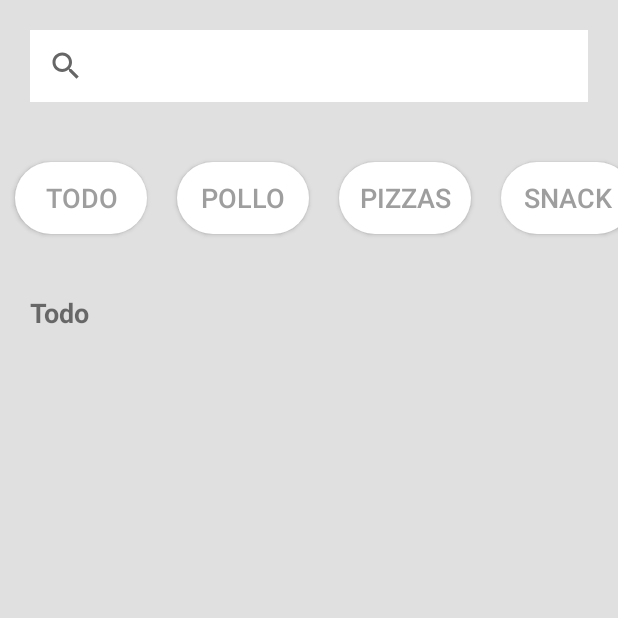
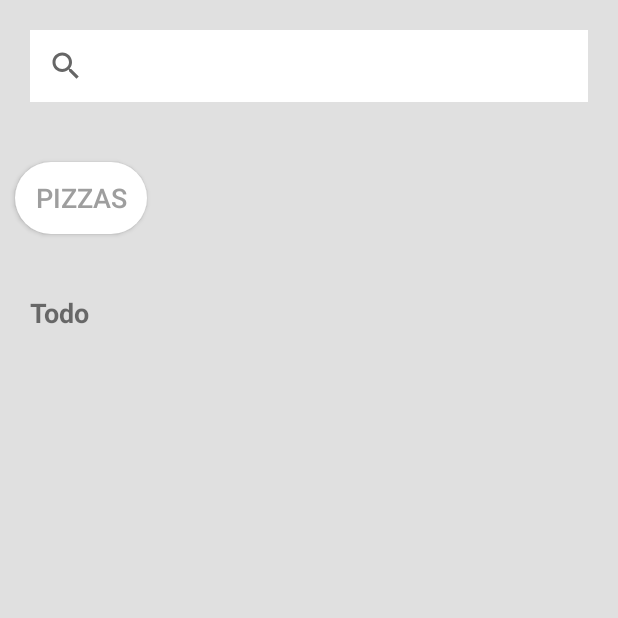
Before and after one commit to FernandoBarahonaHuayta/PR_Moviles_1, an Android app: the screen it shows after launch once a user with an empty profile is signed in (MainActivity), on a phone screen of 412 x 824 dp, the top half of it. Run offline under Robolectric (Android 15) with nearby library versions, the phone set to English and light mode, and no system bars; our stand-ins replace Firebase (no records; nobody signed in at launch, a user with empty details on screens opened directly), Room's generated code.

Commit message:
Sexto commit

```diff
--- a/app/src/main/AndroidManifest.xml
+++ b/app/src/main/AndroidManifest.xml
@@ -4,6 +4,7 @@
     <!-- Permiso -->
     <uses-permission android:name="android.permission.INTERNET" />
     <uses-permission android:name="android.permission.ACCESS_NETWORK_STATE"/>
+    <uses-permission android:name="android.permission.RECORD_AUDIO"/>//////////////
     <application
         android:allowBackup="true"
         android:dataExtractionRules="@xml/data_extraction_rules"
@@ -14,6 +15,7 @@
         android:supportsRtl="true"
         android:theme="@style/Theme.AppPizzeria"
         tools:targetApi="31">
+        <service android:name=".MusicService"/>////////////////////
         <activity
             android:name=".IniciarSesionActivity"
             android:exported="false" />
--- a/app/src/main/res/layout/activity_main.xml
+++ b/app/src/main/res/layout/activity_main.xml
@@ -30,44 +30,12 @@
             android:layout_width="match_parent"
             android:layout_height="wrap_content"
             android:orientation="horizontal">
-            <androidx.appcompat.widget.AppCompatButton
-                android:id="@+id/btnTodo"
-                android:layout_width="wrap_content"
-                android:layout_height="match_parent"
-                android:text="Todo"
-                android:textColor="@color/dark_gray"
-                android:textSize="18sp"
-                android:background="@drawable/bg_button_disabled"
-                android:layout_marginTop="20dp"
-                android:layout_marginHorizontal="10dp"
-                android:layout_marginBottom="20dp"/>
-            <androidx.appcompat.widget.AppCompatButton
-                android:id="@+id/btnPollo"
-                android:layout_width="wrap_content"
-                android:layout_height="match_parent"
-                android:text="Pollo"
-                android:textColor="@color/dark_gray"
-                android:textSize="18sp"
-                android:background="@drawable/bg_button_disabled"
-                android:layout_marginTop="20dp"
-                android:layout_marginHorizontal="10dp"
-                android:layout_marginBottom="20dp"/>
+
             <androidx.appcompat.widget.AppCompatButton
                 android:id="@+id/btnPizzas"
                 android:layout_width="wrap_content"
                 android:layout_height="match_parent"
                 android:text="Pizzas"
-                android:textColor="@color/dark_gray"
-                android:textSize="18sp"
-                android:background="@drawable/bg_button_disabled"
-                android:layout_marginTop="20dp"
-                android:layout_marginHorizontal="10dp"
-                android:layout_marginBottom="20dp"/>
-            <androidx.appcompat.widget.AppCompatButton
-                android:id="@+id/btnSnack"
-                android:layout_width="wrap_content"
-                android:layout_height="match_parent"
-                android:text="Snack"
                 android:textColor="@color/dark_gray"
                 android:textSize="18sp"
                 android:background="@drawable/bg_button_disabled"
```
Also changed, not shown: app/src/main/java/com/josue/apppizzeria/IniciarSesionActivity.kt (deleted, +0 -18 lines), app/src/main/java/com/josue/apppizzeria/MainActivity.kt (+2 -60 lines), app/src/main/java/com/josue/apppizzeria/MusicService.kt (added, +33 -0 lines), app/src/main/java/com/josue/apppizzeria/PantallaAgradecimiento.kt (+16 -0 lines), app/src/main/res/layout/activity_iniciar_sesion.xml (deleted, +0 -67 lines), 1 other file.
